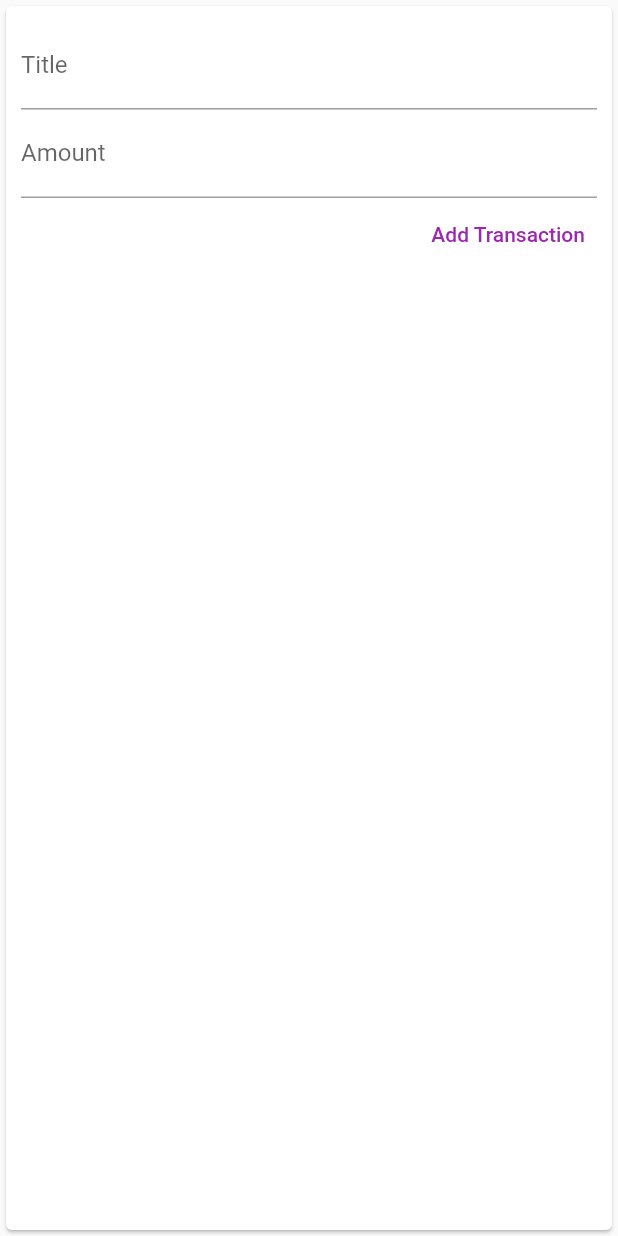
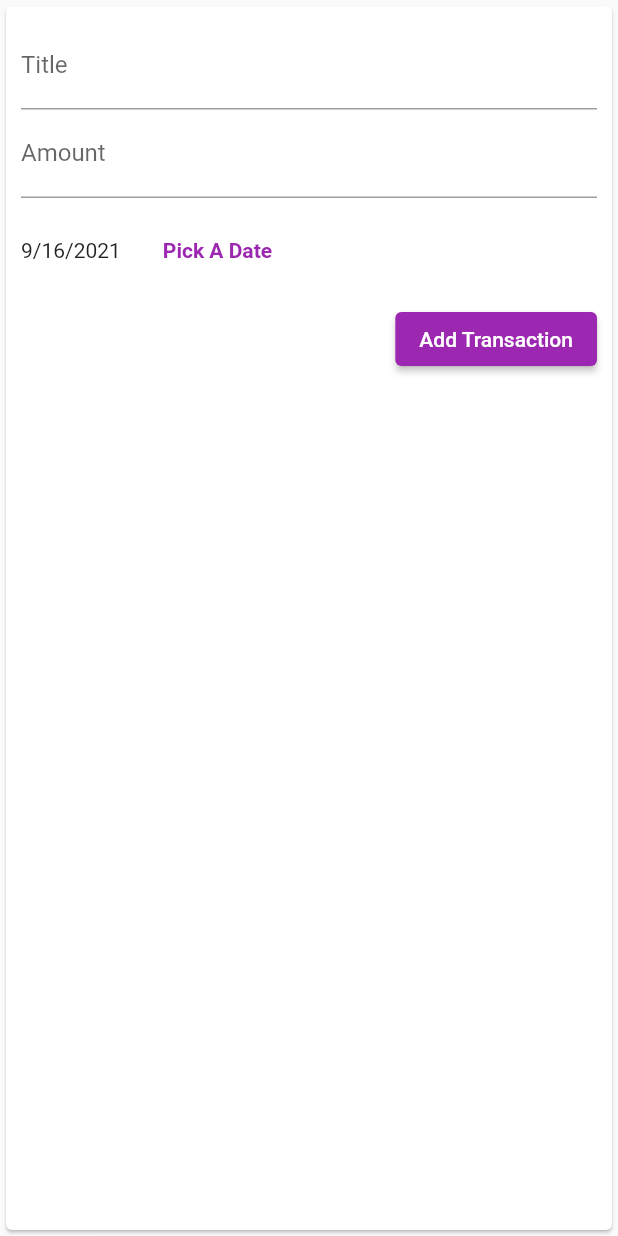
Before and after one commit to Roopaish/Flutter-RoadMap, a Flutter app: the NewTransaction widget shown alone on an empty page, opened directly with empty values, after a tap on "Add Transaction", on a phone screen of 412 x 824 dp. Run offline on Flutter 3.47's test engine with Material 2 defaults, Android fonts, the phone set to English and light mode, and no system bars.

Commit message:
DatePicker

```diff
--- a/lib/expense/widgets/new_transaction.dart
+++ b/lib/expense/widgets/new_transaction.dart
@@ -1,24 +1,49 @@
 import 'package:flutter/material.dart';
+import 'package:intl/intl.dart';
 
-class NewTransaction extends StatelessWidget {
-  final titleController = TextEditingController();
-  final amountController = TextEditingController();
-
+class NewTransaction extends StatefulWidget {
   final Function addTx;
 
   NewTransaction(this.addTx);
 
-  void submitData(BuildContext ctx) {
-    final enteredTitle = titleController.text;
-    final enteredAmount = double.parse(amountController.text);
+  @override
+  _NewTransactionState createState() => _NewTransactionState();
+}
+
+class _NewTransactionState extends State<NewTransaction> {
+  final _titleController = TextEditingController();
+
+  final _amountController = TextEditingController();
+
+  DateTime _selectedDate = DateTime.now();
+
+  void _submitData() {
+    final enteredTitle = _titleController.text;
+    final enteredAmount = double.parse(_amountController.text);
     if (enteredTitle.isEmpty || enteredAmount <= 0) {
       return; // return when title is empty or amount is negative
     }
-    addTx(
-      titleController.text,
-      double.parse(amountController.text),
+    widget.addTx(
+      _titleController.text,
+      double.parse(_amountController.text),
     );
-    Navigator.of(ctx).pop();
+    Navigator.of(context).pop();
+  }
+
+  void _showDatePicker() {
+    showDatePicker(
+      context: context,
+      initialDate: DateTime.now(),
+      firstDate: DateTime(2021),
+      lastDate: DateTime.now(),
+    ).then((pickedDate) {
+      if (pickedDate == null) {
+        return;
+      }
+      setState(() {
+        _selectedDate = pickedDate;
+      });
+    });
   }
 
   @override
@@ -32,22 +57,42 @@ class NewTransaction extends StatelessWidget {
             TextField(
               decoration: InputDecoration(labelText: 'Title'),
               // onChanged: (val) => titleInput = val,
-              controller: titleController,
-              onSubmitted: (_) => submitData(context),
+              controller: _titleController,
+              onSubmitted: (_) => _submitData(),
             ),
             TextField(
               decoration: InputDecoration(labelText: 'Amount'),
               // onChanged: (val) => amountInput = val,
-              controller: amountController,
+              controller: _amountController,
               keyboardType: TextInputType.number,
-              onSubmitted: (_) => submitData(context),
+              onSubmitted: (_) => _submitData(),
             ),
-            TextButton(
+            Container(
+              height: 70,
+              child: Row(
+                children: [
+                  Text(
+                    DateFormat.yMd().format(_selectedDate),
+                  ),
+                  SizedBox(width: 20),
+                  TextButton(
+                    child: Text(
+                      "Pick A Date",
+                      style: TextStyle(
+                        fontWeight: FontWeight.bold,
+                      ),
+                    ),
+                    onPressed: _showDatePicker,
+                    style: TextButton.styleFrom(
+                      primary: Theme.of(context).primaryColor,
+                    ),
+                  ),
+                ],
+              ),
+            ),
+            ElevatedButton(
               child: Text('Add Transaction'),
-              onPressed: () => submitData(context),
-              style: TextButton.styleFrom(
-                primary: Colors.purple,
-              ),
+              onPressed: _submitData,
             ),
           ],
         ),
--- a/lib/main.dart
+++ b/lib/main.dart
@@ -14,12 +14,13 @@ class MyApp extends StatelessWidget {
       debugShowCheckedModeBanner: false,
       home: ExpenseApp(),
       theme: ThemeData(
-        primarySwatch: Colors.blue,
-        accentColor: Colors.indigo,
+        primarySwatch: Colors.purple,
+        accentColor: Colors.deepPurple[400],
         appBarTheme: AppBarTheme(
           textTheme: ThemeData.light().textTheme.copyWith(
                 headline6: TextStyle(
                   fontSize: 20,
+                  color: Colors.white,
                 ),
               ),
         ),
```
Also changed, not shown: 1 other file.
